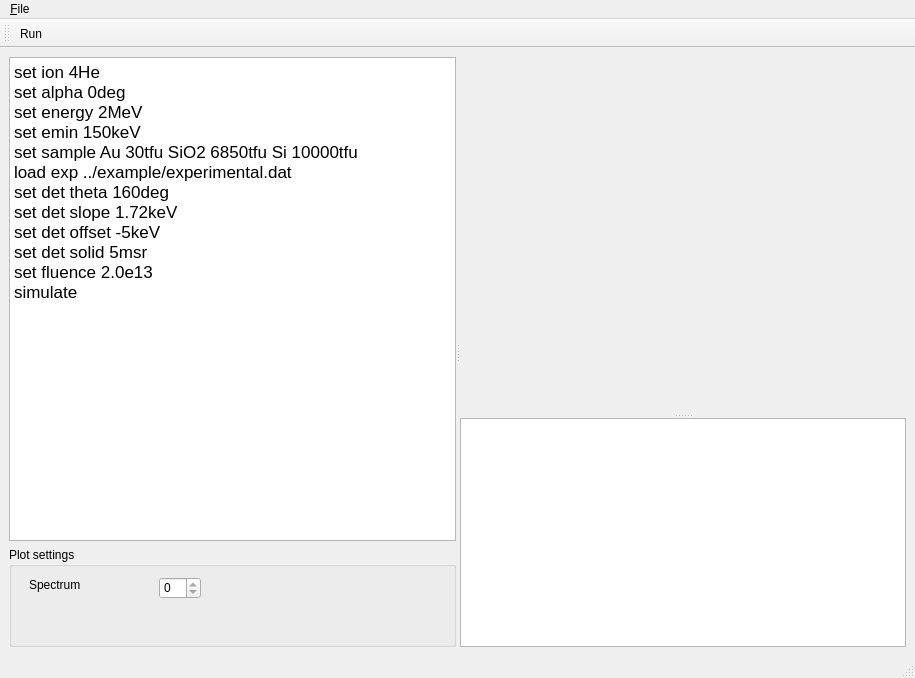
This is qjabs/mainwindow.ui in JYU-IBA/jabs as Qt 5 draws it before an edit. The edited form follows.
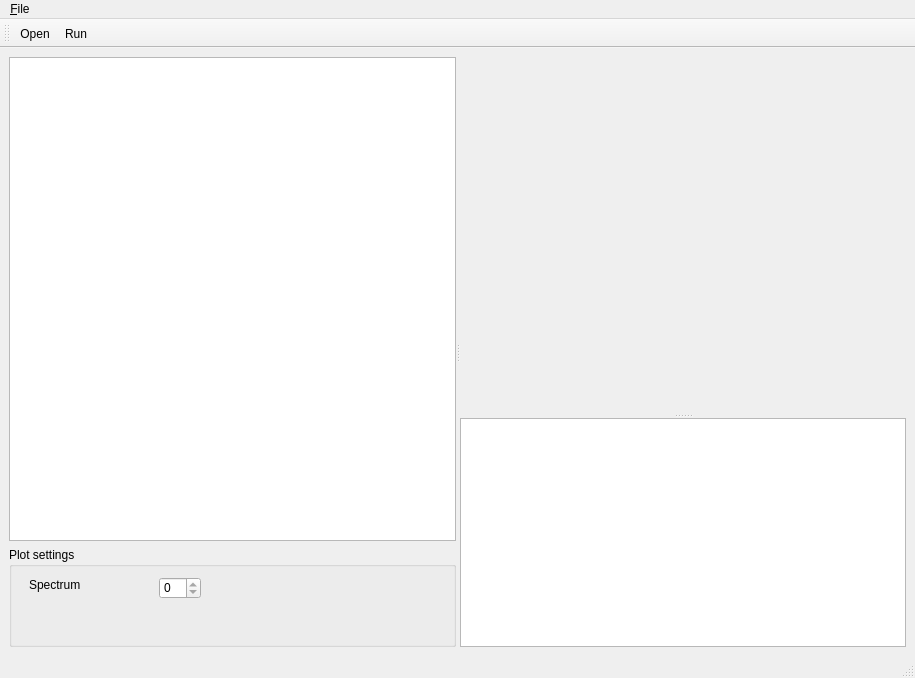
This is the edited form. Icons and pictures are not drawn. Custom widgets are drawn as their Qt base class.

Commit message: Usability improvements, mostly related to editor in QJaBS.

Diff of the .ui file:
```diff
--- a/qjabs/mainwindow.ui
+++ b/qjabs/mainwindow.ui
@@ -23,32 +23,7 @@
       <widget class="QWidget" name="verticalLayoutWidget">
        <layout class="QVBoxLayout" name="verticalLayout">
         <item>
-         <widget class="QTextEdit" name="textEdit">
-          <property name="minimumSize">
-           <size>
-            <width>150</width>
-            <height>300</height>
-           </size>
-          </property>
-          <property name="html">
-           <string>&lt;!DOCTYPE HTML PUBLIC &quot;-//W3C//DTD HTML 4.0//EN&quot; &quot;http://www.w3.org/TR/REC-html40/strict.dtd&quot;&gt;
-&lt;html&gt;&lt;head&gt;&lt;meta name=&quot;qrichtext&quot; content=&quot;1&quot; /&gt;&lt;style type=&quot;text/css&quot;&gt;
-p, li { white-space: pre-wrap; }
-&lt;/style&gt;&lt;/head&gt;&lt;body style=&quot; font-family:'.AppleSystemUIFont'; font-size:13pt; font-weight:400; font-style:normal;&quot;&gt;
-&lt;p style=&quot; margin-top:0px; margin-bottom:0px; margin-left:0px; margin-right:0px; -qt-block-indent:0; text-indent:0px;&quot;&gt;set ion 4He&lt;/p&gt;
-&lt;p style=&quot; margin-top:0px; margin-bottom:0px; margin-left:0px; margin-right:0px; -qt-block-indent:0; text-indent:0px;&quot;&gt;set alpha 0deg&lt;/p&gt;
-&lt;p style=&quot; margin-top:0px; margin-bottom:0px; margin-left:0px; margin-right:0px; -qt-block-indent:0; text-indent:0px;&quot;&gt;set energy 2MeV&lt;/p&gt;
-&lt;p style=&quot; margin-top:0px; margin-bottom:0px; margin-left:0px; margin-right:0px; -qt-block-indent:0; text-indent:0px;&quot;&gt;set emin 150keV&lt;/p&gt;
-&lt;p style=&quot; margin-top:0px; margin-bottom:0px; margin-left:0px; margin-right:0px; -qt-block-indent:0; text-indent:0px;&quot;&gt;set sample Au 30tfu SiO2 6850tfu Si 10000tfu&lt;/p&gt;
-&lt;p style=&quot; margin-top:0px; margin-bottom:0px; margin-left:0px; margin-right:0px; -qt-block-indent:0; text-indent:0px;&quot;&gt;load exp ../example/experimental.dat&lt;/p&gt;
-&lt;p style=&quot; margin-top:0px; margin-bottom:0px; margin-left:0px; margin-right:0px; -qt-block-indent:0; text-indent:0px;&quot;&gt;set det theta 160deg&lt;/p&gt;
-&lt;p style=&quot; margin-top:0px; margin-bottom:0px; margin-left:0px; margin-right:0px; -qt-block-indent:0; text-indent:0px;&quot;&gt;set det slope 1.72keV&lt;/p&gt;
-&lt;p style=&quot; margin-top:0px; margin-bottom:0px; margin-left:0px; margin-right:0px; -qt-block-indent:0; text-indent:0px;&quot;&gt;set det offset -5keV&lt;/p&gt;
-&lt;p style=&quot; margin-top:0px; margin-bottom:0px; margin-left:0px; margin-right:0px; -qt-block-indent:0; text-indent:0px;&quot;&gt;set det solid 5msr&lt;/p&gt;
-&lt;p style=&quot; margin-top:0px; margin-bottom:0px; margin-left:0px; margin-right:0px; -qt-block-indent:0; text-indent:0px;&quot;&gt;set fluence 2.0e13&lt;/p&gt;
-&lt;p style=&quot; margin-top:0px; margin-bottom:0px; margin-left:0px; margin-right:0px; -qt-block-indent:0; text-indent:0px;&quot;&gt;simulate&lt;/p&gt;&lt;/body&gt;&lt;/html&gt;</string>
-          </property>
-         </widget>
+         <widget class="CodeEditor" name="plainTextEdit"/>
         </item>
         <item>
          <widget class="QGroupBox" name="groupBox">
@@ -151,7 +126,11 @@
     <property name="title">
      <string>&amp;File</string>
     </property>
+    <addaction name="action_Run"/>
     <addaction name="action_New_file"/>
+    <addaction name="action_Open"/>
+    <addaction name="separator"/>
+    <addaction name="action_Quit"/>
    </widget>
    <addaction name="menu_File"/>
   </widget>
@@ -166,9 +145,14 @@
    <attribute name="toolBarBreak">
     <bool>false</bool>
    </attribute>
-   <addaction name="actionRun"/>
+   <addaction name="action_Open"/>
+   <addaction name="action_Run"/>
   </widget>
-  <action name="actionRun">
+  <action name="action_Run">
+   <property name="icon">
+    <iconset resource="icons.qrc">
+     <normaloff>:/icons/zafiro/actions/22/stock_media-play.svg</normaloff>:/icons/zafiro/actions/22/stock_media-play.svg</iconset>
+   </property>
    <property name="text">
     <string>Run</string>
    </property>
@@ -181,6 +165,23 @@
     <string>&amp;New file</string>
    </property>
   </action>
+  <action name="action_Open">
+   <property name="icon">
+    <iconset resource="icons.qrc">
+     <normaloff>:/icons/zafiro/actions/22/document-open.svg</normaloff>:/icons/zafiro/actions/22/document-open.svg</iconset>
+   </property>
+   <property name="text">
+    <string>&amp;Open...</string>
+   </property>
+  </action>
+  <action name="action_Quit">
+   <property name="text">
+    <string>Quit</string>
+   </property>
+   <property name="toolTip">
+    <string>Quit the program</string>
+   </property>
+  </action>
  </widget>
  <customwidgets>
   <customwidget>
@@ -189,6 +190,11 @@
    <header>spectrumplot.h</header>
    <container>1</container>
   </customwidget>
+  <customwidget>
+   <class>CodeEditor</class>
+   <extends>QPlainTextEdit</extends>
+   <header>codeeditor.h</header>
+  </customwidget>
  </customwidgets>
  <resources/>
  <connections/>
```
Left out of the diff: 4 changed lines with no effect on the pictures. The commit also changes 71 other files.
